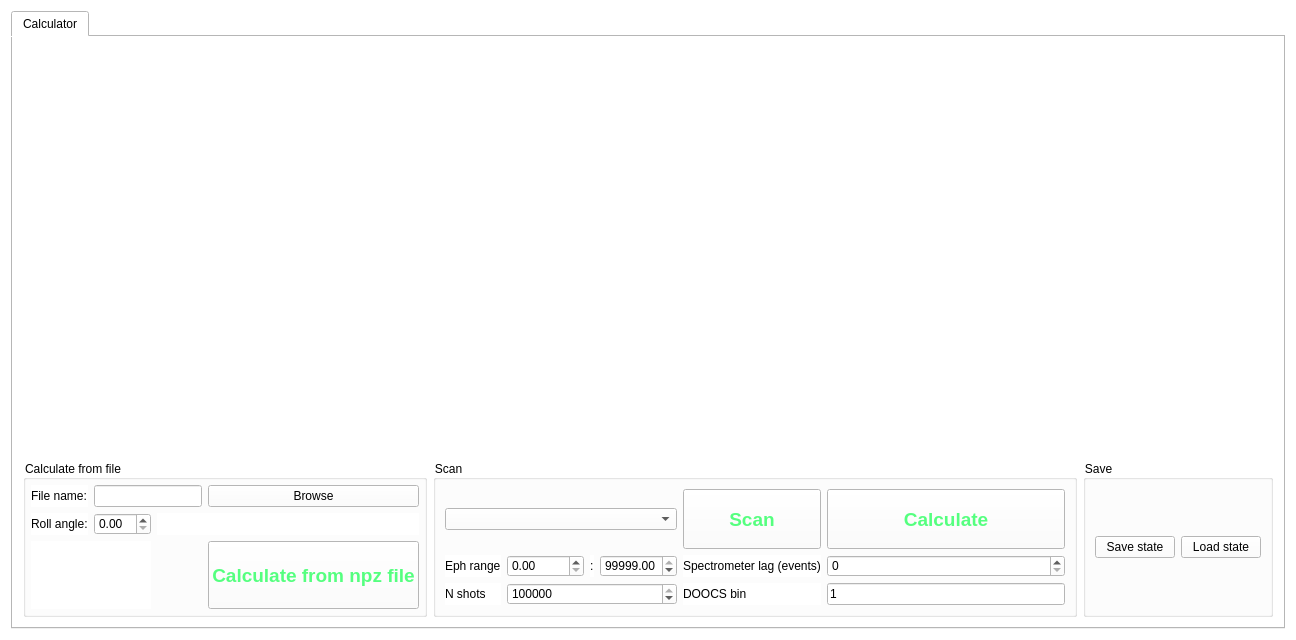
First picture: the form in gui/UICalculator.ui, repository sergey-tomin/pyhirex, before the edit.
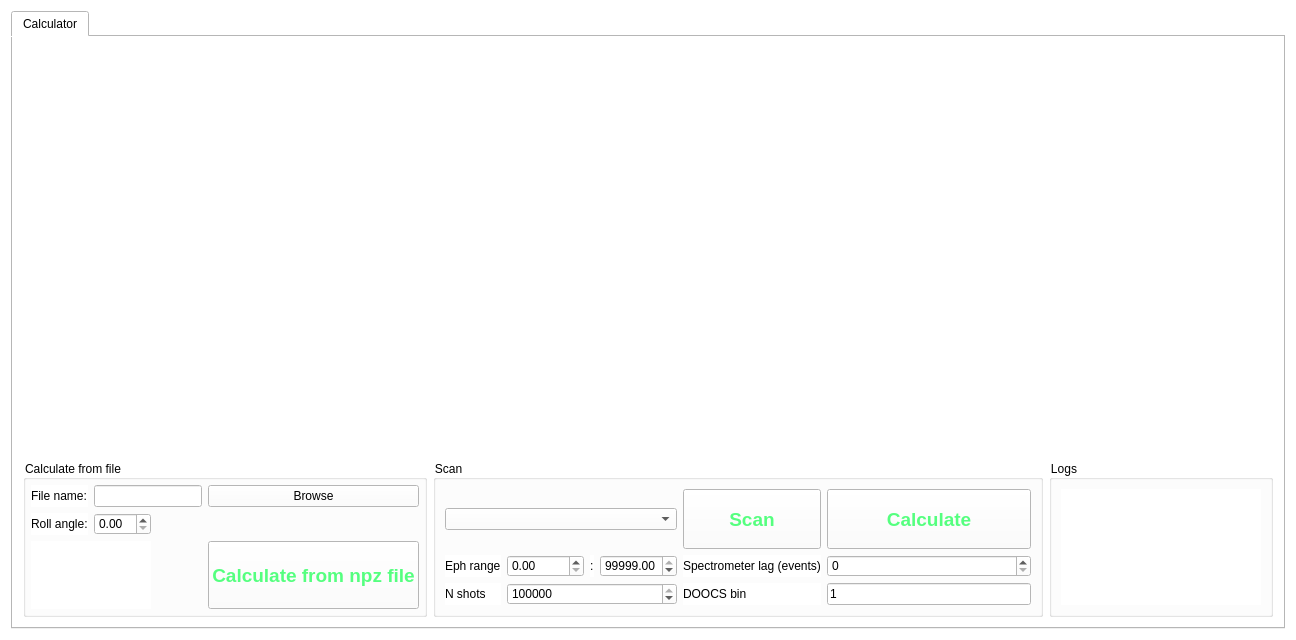
Second picture: the form after the edit.

Commit message: Updated live scan including timer

```diff
--- a/gui/UICalculator.ui
+++ b/gui/UICalculator.ui
@@ -357,13 +357,6 @@
             </property>
            </widget>
           </item>
-          <item row="0" column="4">
-           <widget class="QPushButton" name="browse_button">
-            <property name="text">
-             <string>Browse</string>
-            </property>
-           </widget>
-          </item>
           <item row="3" column="1">
            <widget class="QDoubleSpinBox" name="roll_angle"/>
           </item>
@@ -406,16 +399,10 @@
             </property>
            </widget>
           </item>
-          <item row="3" column="2" colspan="3">
-           <widget class="QLabel" name="output">
-            <property name="font">
-             <font>
-              <weight>75</weight>
-              <bold>true</bold>
-             </font>
-            </property>
+          <item row="0" column="4">
+           <widget class="QPushButton" name="browse_button">
             <property name="text">
-             <string/>
+             <string>Browse</string>
             </property>
            </widget>
           </item>
@@ -425,20 +412,25 @@
        <item row="2" column="4" colspan="2">
         <widget class="QGroupBox" name="groupBox_2">
          <property name="title">
-          <string>Save</string>
+          <string>Logs</string>
          </property>
          <layout class="QHBoxLayout" name="horizontalLayout">
           <item>
-           <widget class="QPushButton" name="pb_save">
-            <property name="text">
-             <string>Save state</string>
+           <widget class="QLabel" name="output">
+            <property name="minimumSize">
+             <size>
+              <width>200</width>
+              <height>20</height>
+             </size>
             </property>
-           </widget>
-          </item>
-          <item>
-           <widget class="QPushButton" name="pb_load">
+            <property name="font">
+             <font>
+              <weight>75</weight>
+              <bold>true</bold>
+             </font>
+            </property>
             <property name="text">
-             <string>Load state</string>
+             <string/>
             </property>
            </widget>
           </item>
```
The commit also changes 1 other file.
